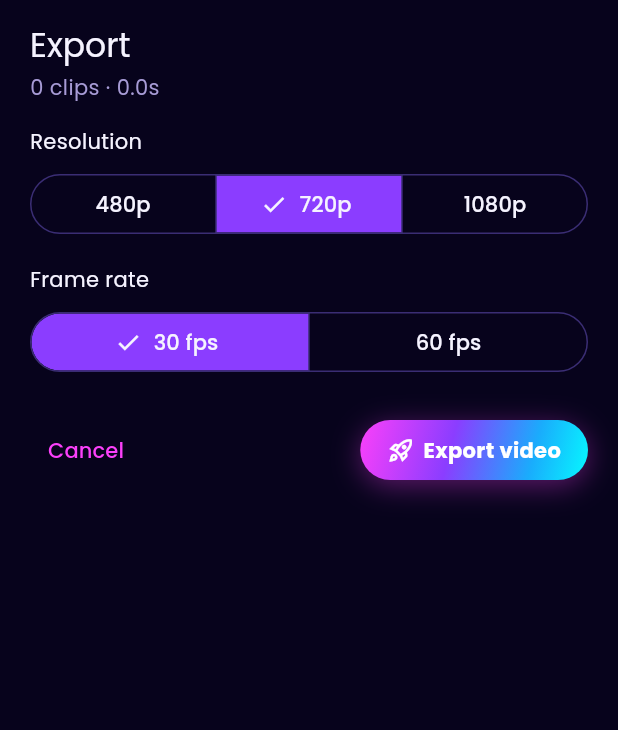
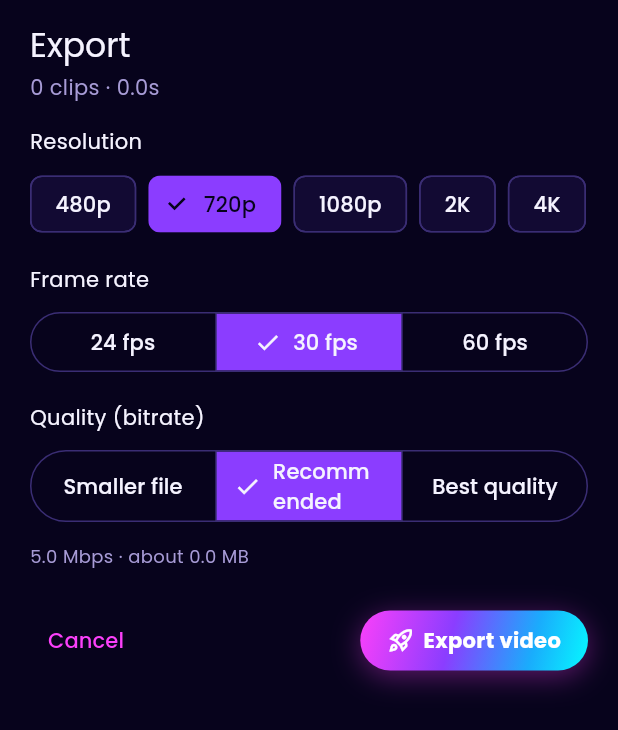
Before and after one commit to MdRizwanShaikh/RizCut, a Flutter app: the ExportSheet widget shown alone on an empty page, opened directly with empty values, on a phone screen of 412 x 824 dp. Shown: the top 730 px of the screen. Run offline on Flutter 3.47's test engine with Material 3 defaults, Android fonts, the phone set to English and light mode, and no system bars; our stand-ins replace camera, cloud_firestore, file_picker, firebase_auth, firebase_core, flutter_riverpod and 6 more; missing offline and left inert: dart:js_interop, ffmpeg_kit_flutter_new_min, gal; accounts and stored records are empty; network calls fail.

Commit message:
Export: 2K/4K, 24 fps, bitrate quality levels and file size estimate
Co-Authored-By: Claude Opus 5.5 <noreply@anthropic.com>
Claude-Session: https://claude.ai/code/session_01BfqWEnzF2TSiUNwYcD3uSy

```diff
--- a/lib/features/export/export_sheet.dart
+++ b/lib/features/export/export_sheet.dart
@@ -30,6 +30,10 @@ class _ExportSheetState extends State<ExportSheet> {
   final _exporter = ProjectExporter();
   ExportResolution _resolution = ExportResolution.p720;
   int _fps = 30;
+  ExportQuality _quality = ExportQuality.standard;
+
+  ExportSettings get _settings =>
+      ExportSettings(resolution: _resolution, fps: _fps, quality: _quality);
   _Stage _stage = _Stage.choose;
   double _progress = 0;
   String? _output;
@@ -44,7 +48,7 @@ class _ExportSheetState extends State<ExportSheet> {
       final out = await _exporter.export(
         project: widget.project,
         previewSize: widget.previewSize,
-        settings: ExportSettings(resolution: _resolution, fps: _fps),
+        settings: _settings,
         onProgress: (p) {
           if (mounted) setState(() => _progress = p);
         },
@@ -88,25 +92,49 @@ class _ExportSheetState extends State<ExportSheet> {
                 const SizedBox(height: 16),
                 const Text('Resolution'),
                 const SizedBox(height: 8),
-                SegmentedButton<ExportResolution>(
-                  segments: [
+                Wrap(
+                  spacing: 8,
+                  runSpacing: 8,
+                  children: [
                     for (final r in ExportResolution.values)
-                      ButtonSegment(value: r, label: Text(r.label)),
+                      ChoiceChip(
+                        key: Key('res-${r.name}'),
+                        label: Text(r.label),
+                        selected: r == _resolution,
+                        selectedColor: RizColors.violet,
+                        onSelected: (_) => setState(() => _resolution = r),
+                      ),
                   ],
-                  selected: {_resolution},
-                  onSelectionChanged: (s) =>
-                      setState(() => _resolution = s.first),
                 ),
                 const SizedBox(height: 16),
                 const Text('Frame rate'),
                 const SizedBox(height: 8),
                 SegmentedButton<int>(
                   segments: const [
+                    ButtonSegment(value: 24, label: Text('24 fps')),
                     ButtonSegment(value: 30, label: Text('30 fps')),
                     ButtonSegment(value: 60, label: Text('60 fps')),
                   ],
                   selected: {_fps},
                   onSelectionChanged: (s) => setState(() => _fps = s.first),
+                ),
+                const SizedBox(height: 16),
+                const Text('Quality (bitrate)'),
+                const SizedBox(height: 8),
+                SegmentedButton<ExportQuality>(
+                  segments: [
+                    for (final q in ExportQuality.values)
+                      ButtonSegment(value: q, label: Text(q.label)),
+                  ],
+                  selected: {_quality},
+                  onSelectionChanged: (s) => setState(() => _quality = s.first),
+                ),
+                const SizedBox(height: 10),
+                Text(
+                  '${_settings.videoBitrateKbps ~/ 1000}.${(_settings.videoBitrateKbps % 1000) ~/ 100} Mbps · '
+                  'about ${_settings.estimatedMegabytes(widget.project.duration).toStringAsFixed(_settings.estimatedMegabytes(widget.project.duration) < 10 ? 1 : 0)} MB'
+                  '${_resolution.shortSide > 1080 ? ' · 2K/4K needs a 2K/4K source to look sharper' : ''}',
+                  style: const TextStyle(color: RizColors.textDim, fontSize: 12),
                 ),
                 if (!_exporter.supported) ...[
                   const SizedBox(height: 16),
--- a/lib/services/ffmpeg/export_command.dart
+++ b/lib/services/ffmpeg/export_command.dart
@@ -12,7 +12,9 @@ import '../../features/editor/project.dart';
 enum ExportResolution {
   p480(480, 2500),
   p720(720, 5000),
-  p1080(1080, 10000);
+  p1080(1080, 10000),
+  p1440(1440, 16000),
+  p2160(2160, 35000);
 
   const ExportResolution(this.shortSide, this.videoBitrateKbps);
 
@@ -20,7 +22,25 @@ enum ExportResolution {
   final int shortSide;
   final int videoBitrateKbps;
 
-  String get label => '${shortSide}p';
+  String get label => switch (this) {
+        p1440 => '2K',
+        p2160 => '4K',
+        _ => '${shortSide}p',
+      };
+}
+
+/// Bitrate level (VN-style granular export control).
+enum ExportQuality {
+  low('Smaller file', 0.6, 6),
+  standard('Recommended', 1.0, 3),
+  high('Best quality', 1.6, 2);
+
+  const ExportQuality(this.label, this.bitrateFactor, this.mpeg4Q);
+  final String label;
+  final double bitrateFactor;
+
+  /// `-q:v` for the software encoder (lower = better).
+  final int mpeg4Q;
 }
 
 enum VideoEncoder {
@@ -38,10 +58,23 @@ class ExportSettings {
   const ExportSettings({
     this.resolution = ExportResolution.p720,
     this.fps = 30,
-  }) : assert(fps == 30 || fps == 60);
+    this.quality = ExportQuality.standard,
+  }) : assert(fps == 24 || fps == 30 || fps == 60);
 
   final ExportResolution resolution;
   final int fps;
+  final ExportQuality quality;
+
+  /// Video bitrate in kbps: resolution base x quality, +40% at 60 fps.
+  int get videoBitrateKbps =>
+      (resolution.videoBitrateKbps *
+              quality.bitrateFactor *
+              (fps == 60 ? 1.4 : fps == 24 ? 0.85 : 1.0))
+          .round();
+
+  /// Rough output size for [duration] (video + 128 kbps audio), in MB.
+  double estimatedMegabytes(Duration duration) =>
+      (videoBitrateKbps + 128) * duration.inMilliseconds / 1000 / 8 / 1000;
 }
 
 /// Output frame size: short side = [shortSide], aspect kept, even numbers.
@@ -504,11 +537,11 @@ List<String> buildProjectExportArgs({
   final videoCodecArgs = switch (encoder) {
     VideoEncoder.hardware => [
         '-c:v', encoder.codec,
-        '-b:v', '${settings.resolution.videoBitrateKbps}k',
+        '-b:v', '${settings.videoBitrateKbps}k',
       ],
     VideoEncoder.software => [
         '-c:v', encoder.codec,
-        '-q:v', '3',
+        '-q:v', '${settings.quality.mpeg4Q}',
       ],
   };
 
```
Also changed, not shown: 1 other file.
